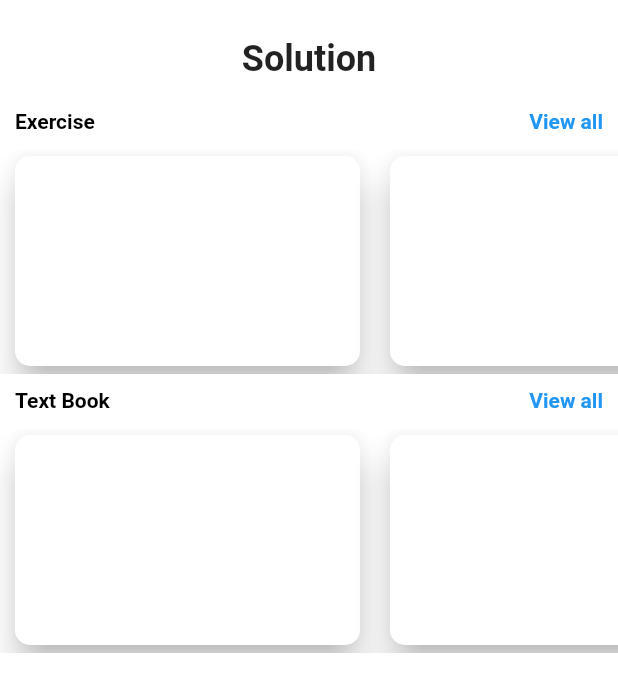
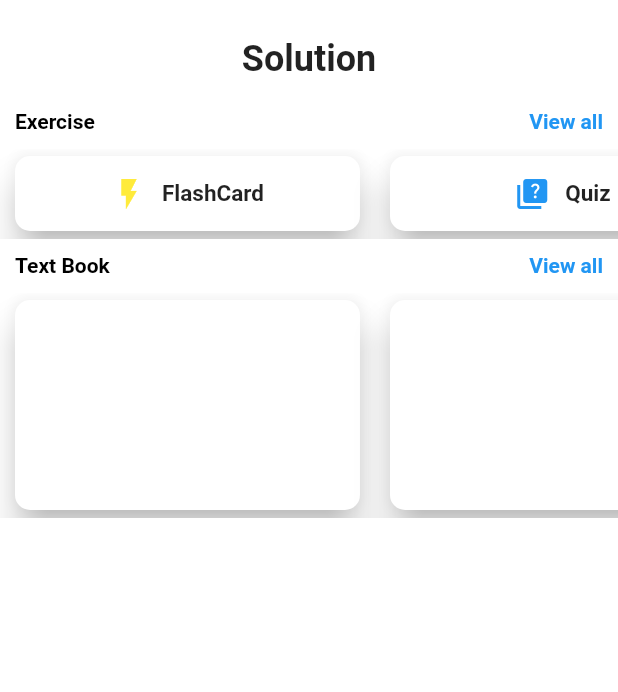
Before and after one commit to TruongGiaBao299/Final-Flutter-App, a Flutter app: the SolutionScreen screen opened directly, on a phone screen of 412 x 824 dp. Shown: the top 692 px of the screen. Run offline on Flutter 3.47's test engine with Material 3 defaults, Android fonts, the phone set to English and light mode, and no system bars; our stand-ins replace firebase_auth, firebase_core, flip_card, shared_preferences; accounts and stored records are empty.

Commit message:
flash card

```diff
--- /dev/null
+++ b/exam/lib/flashCard.dart
@@ -0,0 +1,6 @@
+class FlashCardContainer {
+  final String? question;
+  final String? answer;
+
+  FlashCardContainer({this.question, this.answer});
+}
--- a/exam/lib/main.dart
+++ b/exam/lib/main.dart
@@ -1,7 +1,6 @@
 import 'package:firebase_auth/firebase_auth.dart';
 import 'package:firebase_core/firebase_core.dart';
 import 'package:flutter/cupertino.dart';
-import 'package:flutter/foundation.dart';
 import 'package:flutter/material.dart';
 import 'package:flutter/widgets.dart';
 import 'register.dart';
--- a/exam/lib/solution_screen.dart
+++ b/exam/lib/solution_screen.dart
@@ -1,4 +1,5 @@
 import 'package:flutter/material.dart';
+import 'flashCard_main.dart';
 
 class SolutionScreen extends StatelessWidget {
   const SolutionScreen({Key? key}) : super(key: key);
@@ -48,13 +49,33 @@ class SolutionScreen extends StatelessWidget {
             ),
             const SizedBox(height: 10),
             Container(
-              height: 150, // Set a fixed height for the ListView
+              height: 60, // Set a fixed height for the ListView
               child: ListView.builder(
                 scrollDirection: Axis.horizontal,
                 itemCount: 3,
                 itemBuilder: (context, index) {
+                  List<String> cardTitles = ["FlashCard", "Quiz", "Type"];
+                  List<IconData> iconTitles = [
+                    Icons.flash_on,
+                    Icons.quiz,
+                    Icons.type_specimen
+                  ];
+                  List<Color> colorIcon = [
+                    Colors.yellow,
+                    Colors.blue,
+                    Colors.blueAccent
+                  ];
                   return SizedBox(
                     width: 250,
+                    child: InkWell(
+                      onTap: () {
+                        if (index == 0) {
+                          Navigator.push(
+                              context,
+                              MaterialPageRoute(
+                                  builder: (context) => FlashCard()));
+                        }
+                      },
                       child: Card(
                         margin: const EdgeInsets.symmetric(
                             horizontal: 10.0, vertical: 5.0),
@@ -62,6 +83,27 @@ class SolutionScreen extends StatelessWidget {
                         elevation: 10, // Added elevation for shadow
                         shape: RoundedRectangleBorder(
                           borderRadius: BorderRadius.circular(10.0),
+                        ),
+                        child: Center(
+                          child: Row(
+                            mainAxisAlignment: MainAxisAlignment.center,
+                            children: [
+                              Icon(
+                                iconTitles[index],
+                                color: colorIcon[index],
+                              ),
+                              SizedBox(
+                                width: 10,
+                              ),
+                              Text(cardTitles[index],
+                                  style: TextStyle(
+                                      fontSize: 15, // Adjust the font size here
+                                      fontWeight:
+                                          FontWeight.bold // Make text bold
+                                      )),
+                            ],
+                          ),
+                        ),
                       ),
                     ),
                   );
--- a/exam/pubspec.yaml
+++ b/exam/pubspec.yaml
@@ -37,6 +37,7 @@ dependencies:
   firebase_core: ^2.30.1
   firebase_auth: ^4.19.4
   shared_preferences: ^2.2.3
+  flip_card: ^0.7.0
 
 dev_dependencies:
   flutter_test:
```
Also changed, not shown: exam/lib/flashCard_main.dart (added, +112 -0 lines), exam/lib/flashCard_view.dart (added, +22 -0 lines), exam/pubspec.lock. Lines whose indentation alone changed are shown as unchanged.
